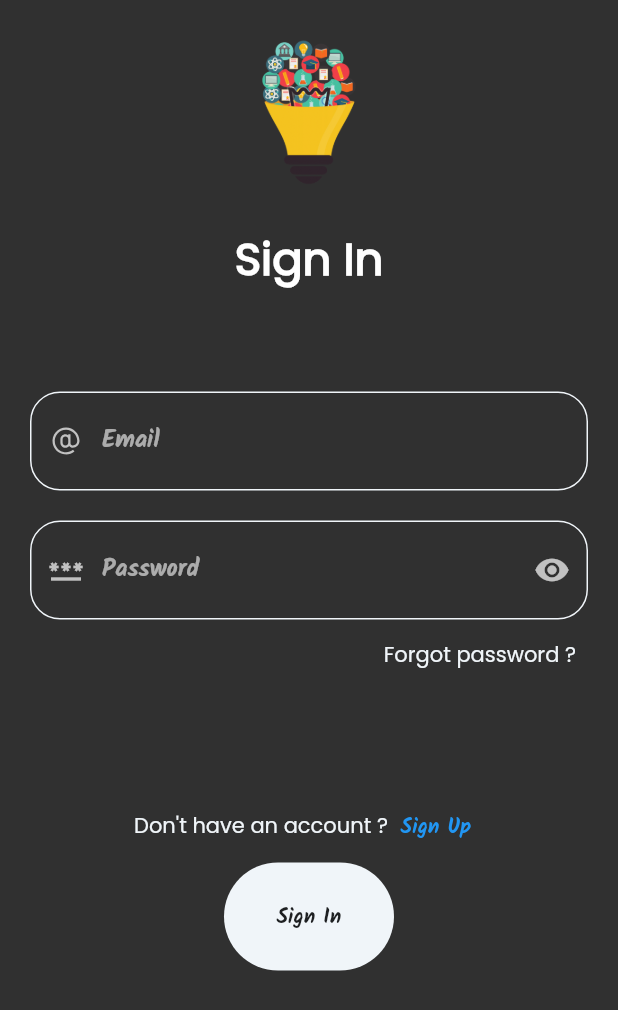
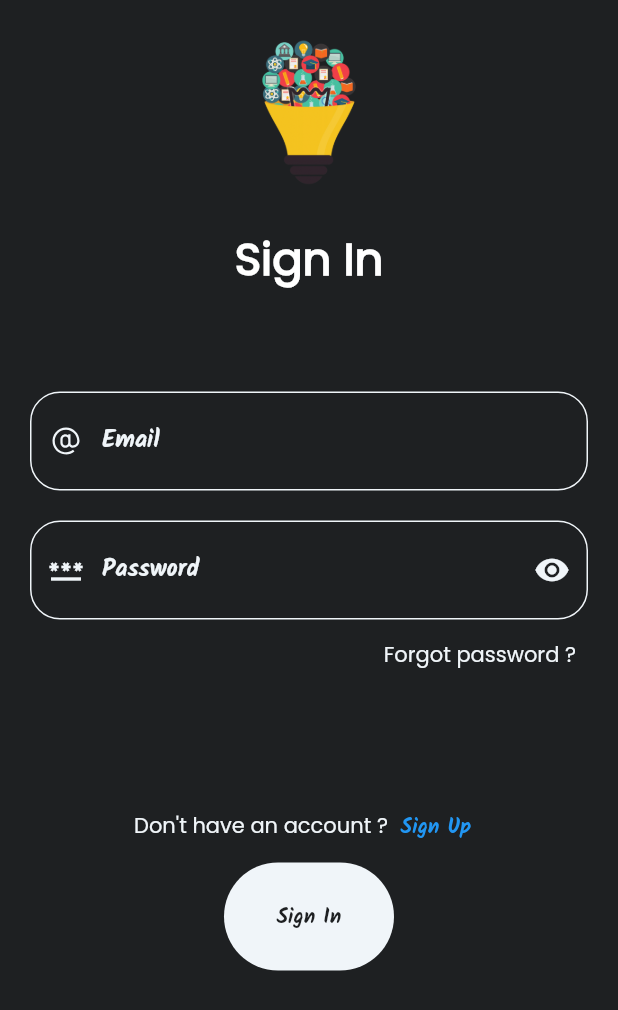
Before and after one commit to yazanR2000/e-learning, a Flutter app: the screen it shows after launch, on a phone screen of 412 x 824 dp. Shown: the top 1010 px of the screen. Run offline on Flutter 3.47's test engine with Material 2 defaults, Android fonts, the phone set to English and light mode, and no system bars; our stand-ins replace font_awesome_flutter, line_icons, youtube_player_flutter.

Commit message:
Update From Yazan

```diff
--- a/lib/main.dart
+++ b/lib/main.dart
@@ -18,7 +18,7 @@ class MyApp extends StatelessWidget {
       debugShowCheckedModeBanner: false,
       theme: ThemeData(
         brightness: Brightness.dark,
-        // scaffoldBackgroundColor: const Color(0xff1E2022),
+        scaffoldBackgroundColor: const Color(0xff1E2022),
         appBarTheme: const AppBarTheme(
           backgroundColor: Color(0xff1E2022),
           titleTextStyle: TextStyle(
--- a/lib/widgets/textField.dart
+++ b/lib/widgets/textField.dart
@@ -33,10 +33,15 @@ class _EditTextState extends State<EditText> {
                   });
                 },
                 icon: Icon(
-                      showPassword ? Icons.visibility : Icons.visibility_off))
+                  showPassword ? Icons.visibility : Icons.visibility_off,color: const Color(0xffF0F5F9)
+                ),
+              )
             : null,
-          prefixIcon: Icon(widget.icon),
+        prefixIcon: Icon(widget.icon,color: const Color(0xffF0F5F9)),
         hintText: widget.hint,
-        ));
+        hintStyle: const TextStyle(color: Color(0xffF0F5F9)),
+      ),
+      style: const TextStyle(color: Color(0xffF0F5F9)),
+    );
   }
 }
```
Also changed, not shown: lib/widgets/list__tile_course.dart (+9 -9 lines), lib/widgets/tutorials.dart (+5 -4 lines). Lines whose indentation alone changed are shown as unchanged.
